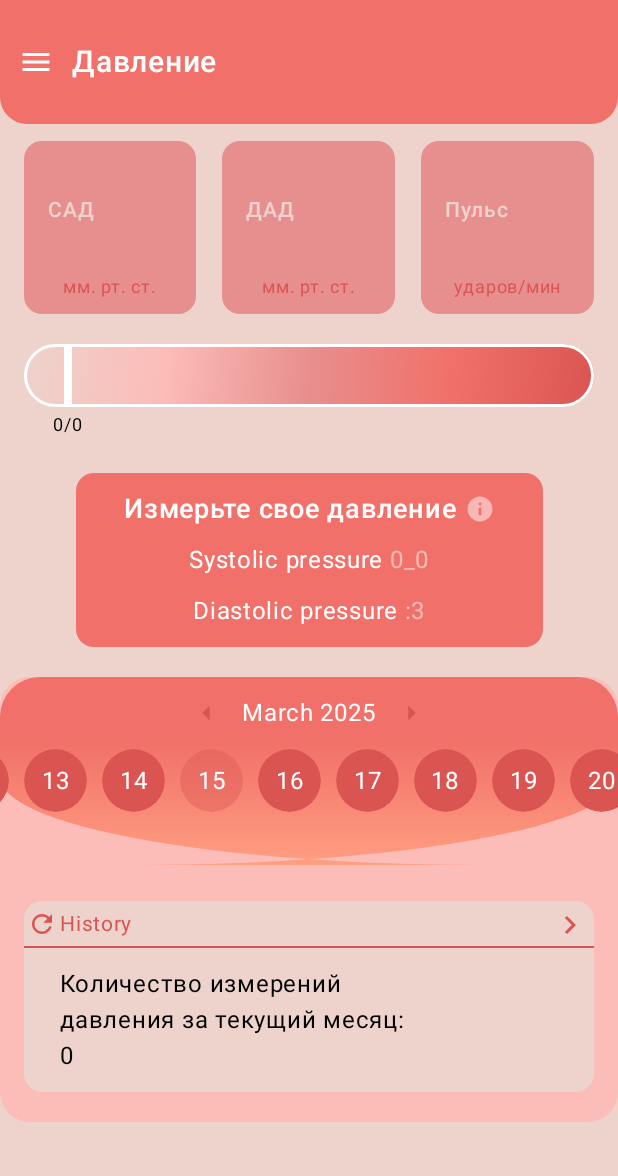
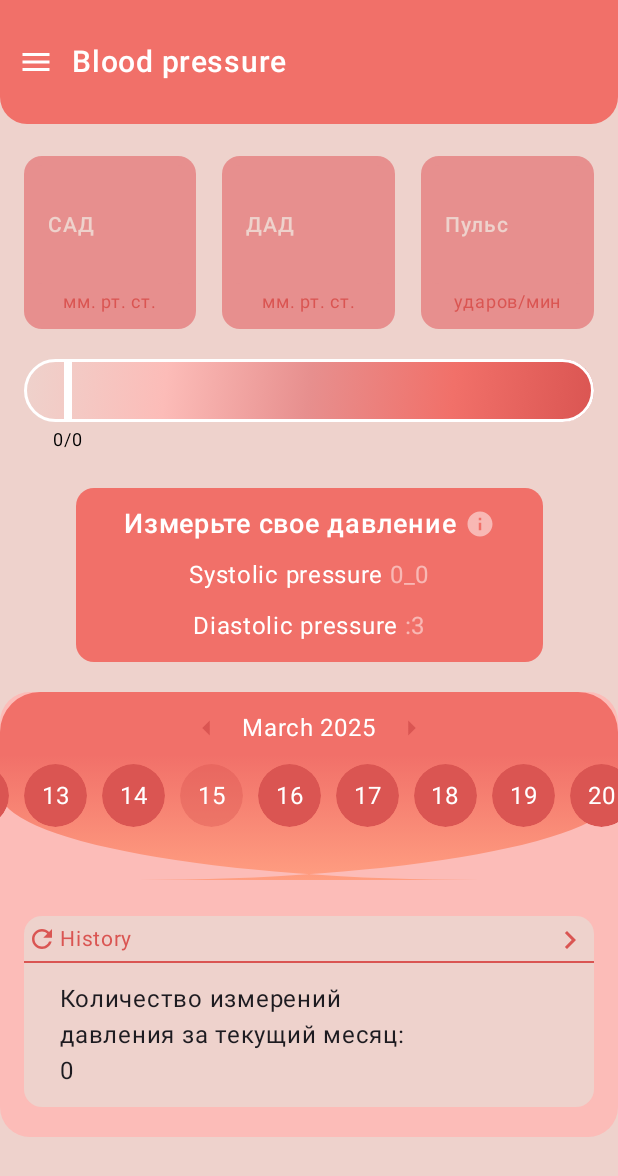
Before and after one commit to glindaqu/everwell-app, an Android app built with Jetpack Compose: the pressure screen opened through its navigation route, on a phone screen of 412 x 824 dp. Shown: the top 1176 px of the screen. Run offline under Robolectric (Android 15) with nearby library versions, the phone set to English and light mode, and no system bars; our stand-ins replace Dagger/Hilt's generated code; network calls fail.

Commit message:
scaffold moved into separate component

```diff
--- a/app/src/main/java/ru/glindaquint/everwell/screens/pressure/BloodPressureScreen.kt
+++ b/app/src/main/java/ru/glindaquint/everwell/screens/pressure/BloodPressureScreen.kt
@@ -1,45 +1,24 @@
 package ru.glindaquint.everwell.screens.pressure
 
 import androidx.compose.foundation.layout.Arrangement
-import androidx.compose.foundation.layout.Column
-import androidx.compose.foundation.layout.WindowInsets
-import androidx.compose.foundation.layout.fillMaxSize
-import androidx.compose.foundation.layout.navigationBarsPadding
-import androidx.compose.foundation.layout.padding
-import androidx.compose.foundation.rememberScrollState
-import androidx.compose.foundation.verticalScroll
-import androidx.compose.material.icons.Icons
-import androidx.compose.material.icons.filled.Menu
 import androidx.compose.material3.DrawerState
-import androidx.compose.material3.DrawerValue
-import androidx.compose.material3.Scaffold
-import androidx.compose.material3.rememberDrawerState
 import androidx.compose.runtime.Composable
 import androidx.compose.runtime.derivedStateOf
 import androidx.compose.runtime.mutableStateOf
 import androidx.compose.runtime.remember
-import androidx.compose.ui.Alignment
-import androidx.compose.ui.Modifier
 import androidx.compose.ui.graphics.Color
 import androidx.compose.ui.text.input.TextFieldValue
-import androidx.compose.ui.tooling.preview.Preview
 import androidx.compose.ui.unit.dp
 import ru.glindaquint.everwell.dto.colors.MainTopBarColors
 import ru.glindaquint.everwell.screens.pressure.bloodPressureMeasure.BloodPressureMeasure
 import ru.glindaquint.everwell.screens.pressure.bloodPressureScale.BloodPressureScale
-import ru.glindaquint.everwell.sharedComponents.MainTopBar
-import ru.glindaquint.everwell.ui.extensions.UpdateSystemBarsColor
+import ru.glindaquint.everwell.sharedComponents.EverwellScaffold
 import ru.glindaquint.everwell.ui.theme.BloodPressureBackground
 import ru.glindaquint.everwell.ui.theme.BloodPressurePrimary
 
 @Suppress("ktlint:standard:function-naming")
 @Composable
 fun BloodPressureScreen(drawerState: DrawerState) {
-    UpdateSystemBarsColor(
-        statusBarColor = Color.Transparent,
-        navBarColor = Color.Transparent,
-    )
-
     val systolicPressureState = remember { mutableStateOf(TextFieldValue()) }
     val diastolicPressureState = remember { mutableStateOf(TextFieldValue()) }
     val heartRateState = remember { mutableStateOf(TextFieldValue()) }
@@ -68,33 +47,17 @@ fun BloodPressureScreen(drawerState: DrawerState) {
             }
         }
 
-    Scaffold(
-        contentWindowInsets = WindowInsets(0.dp),
-        containerColor = BloodPressureBackground,
-        topBar = {
-            MainTopBar(
+    EverwellScaffold(
         drawerState = drawerState,
-                title = "Давление",
-                icon = Icons.Filled.Menu,
-                colors =
+        topBarTitle = "Blood pressure",
+        topBarColors =
             MainTopBarColors(
                 backgroundColor = BloodPressurePrimary,
                 foregroundColor = Color.White,
                 behindContainerColor = BloodPressureBackground,
             ),
-            )
-        },
-        modifier = Modifier.fillMaxSize(),
-    ) { paddingValues ->
-        Column(
-            modifier =
-                Modifier
-                    .padding(paddingValues)
-                    .padding(bottom = 1.dp)
-                    .navigationBarsPadding()
-                    .verticalScroll(rememberScrollState()),
-            horizontalAlignment = Alignment.CenterHorizontally,
-            verticalArrangement = Arrangement.spacedBy(20.dp),
+        containerColor = BloodPressureBackground,
+        contentSpacing = Arrangement.spacedBy(20.dp),
     ) {
         BloodPressureMeasure(
             systolicPressureState = systolicPressureState,
@@ -112,11 +75,3 @@ fun BloodPressureScreen(drawerState: DrawerState) {
         BloodPressureMainContent()
     }
 }
-}
-
-@Suppress("ktlint:standard:function-naming")
-@Composable
-@Preview
-fun Test_Pressure() {
-    BloodPressureScreen(rememberDrawerState(initialValue = DrawerValue.Closed))
-}
--- /dev/null
+++ b/app/src/main/java/ru/glindaquint/everwell/sharedComponents/EverwellScaffold.kt
@@ -0,0 +1,64 @@
+package ru.glindaquint.everwell.sharedComponents
+
+import androidx.compose.foundation.background
+import androidx.compose.foundation.layout.Arrangement
+import androidx.compose.foundation.layout.Column
+import androidx.compose.foundation.layout.PaddingValues
+import androidx.compose.foundation.layout.WindowInsets
+import androidx.compose.foundation.layout.fillMaxSize
+import androidx.compose.foundation.layout.navigationBarsPadding
+import androidx.compose.foundation.layout.padding
+import androidx.compose.foundation.rememberScrollState
+import androidx.compose.foundation.verticalScroll
+import androidx.compose.material.icons.Icons
+import androidx.compose.material.icons.filled.Menu
+import androidx.compose.material3.DrawerState
+import androidx.compose.material3.Scaffold
+import androidx.compose.runtime.Composable
+import androidx.compose.ui.Alignment
+import androidx.compose.ui.Modifier
+import androidx.compose.ui.graphics.Color
+import androidx.compose.ui.unit.dp
+import ru.glindaquint.everwell.dto.colors.MainTopBarColors
+
+@Suppress("ktlint:standard:function-naming")
+@Composable
+fun EverwellScaffold(
+    drawerState: DrawerState,
+    topBarTitle: String,
+    topBarColors: MainTopBarColors,
+    containerColor: Color,
+    contentPadding: PaddingValues = PaddingValues(0.dp),
+    contentSpacing: Arrangement.Vertical = Arrangement.Top,
+    contentAlignment: Alignment.Horizontal = Alignment.CenterHorizontally,
+    content: @Composable () -> Unit,
+) {
+    Scaffold(
+        modifier = Modifier.fillMaxSize(),
+        contentWindowInsets = WindowInsets(0.dp),
+        topBar = {
+            MainTopBar(
+                drawerState = drawerState,
+                icon = Icons.Filled.Menu,
+                title = topBarTitle,
+                colors = topBarColors,
+            )
+        },
+    ) { innerPadding ->
+        Column(
+            modifier =
+                Modifier
+                    .fillMaxSize()
+                    .padding(innerPadding)
+                    .background(containerColor)
+                    .padding(top = 10.dp, bottom = 1.dp)
+                    .padding(contentPadding)
+                    .verticalScroll(rememberScrollState())
+                    .navigationBarsPadding(),
+            verticalArrangement = contentSpacing,
+            horizontalAlignment = contentAlignment,
+        ) {
+            content()
+        }
+    }
+}
```
Also changed, not shown: app/src/main/java/ru/glindaquint/everwell/screens/feed/FeedScreen.kt (+70 -109 lines). Lines whose indentation alone changed are shown as unchanged.
